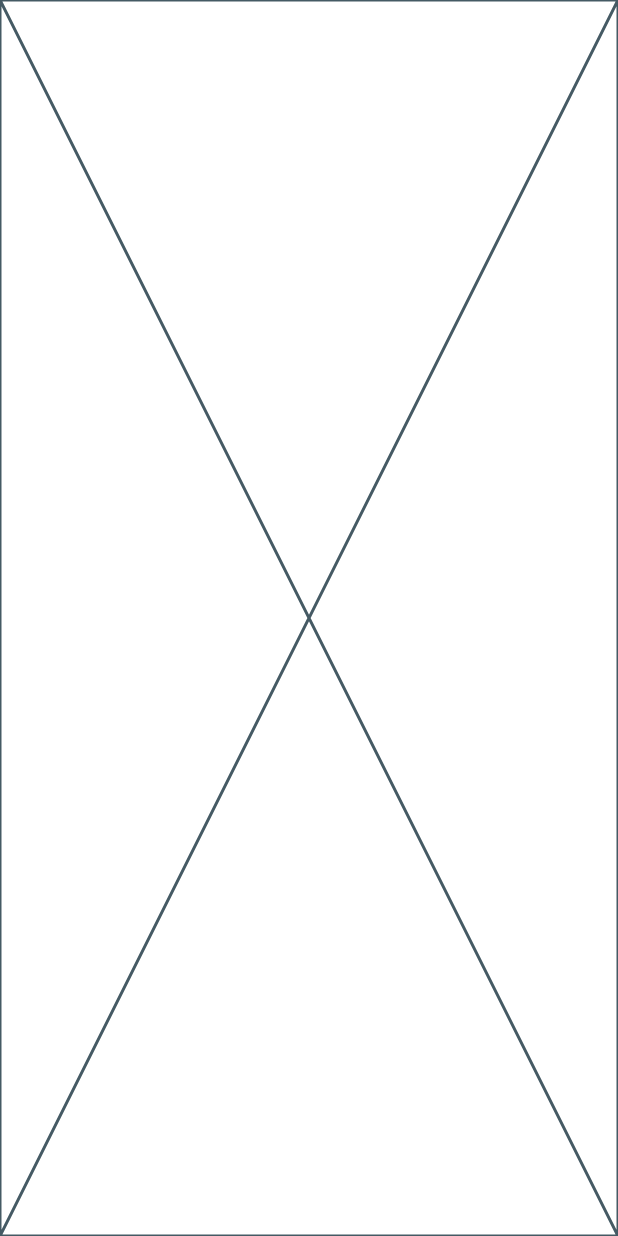
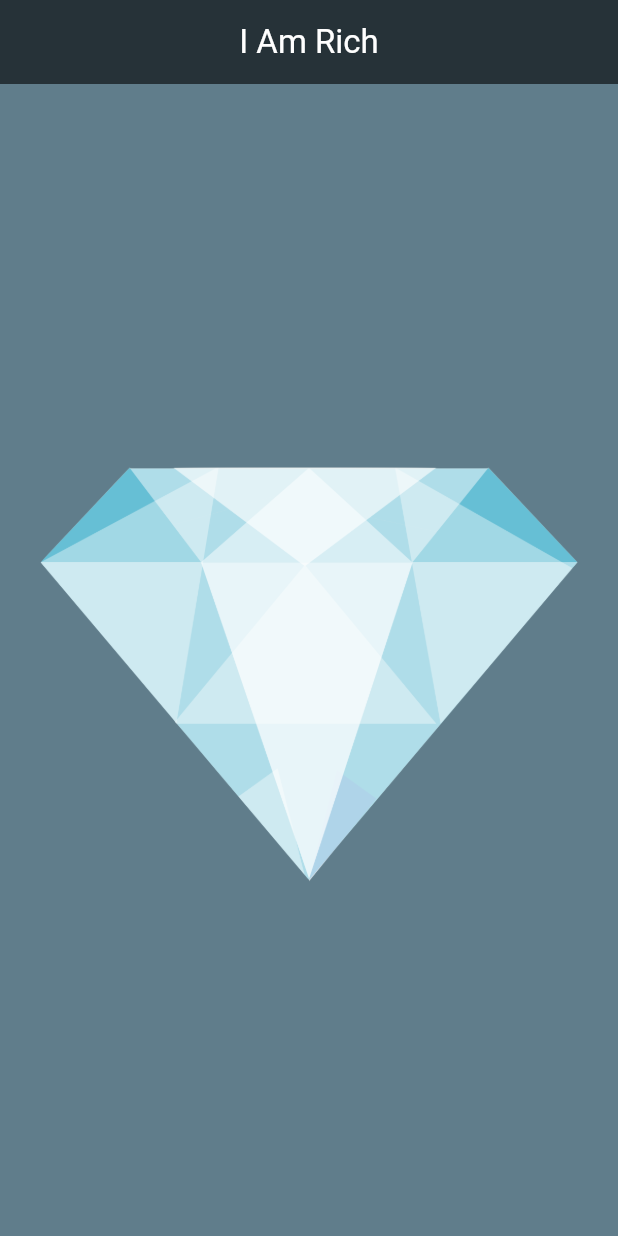
Before and after one commit to infosabbir/i_am_rich, a Flutter app: the screen it shows after launch, on a phone screen of 412 x 824 dp. Run offline on Flutter 3.47's test engine with Material 3 defaults, Android fonts, the phone set to English and light mode, and no system bars.

Commit message:
IamRich app is UI is ready

```diff
--- a/lib/main.dart
+++ b/lib/main.dart
@@ -9,6 +9,19 @@ class MyApp extends StatelessWidget {
 
   @override
   Widget build(BuildContext context) {
-    return const Placeholder();
+    return MaterialApp(
+      home: Scaffold(
+        backgroundColor: Colors.blueGrey,
+        appBar: AppBar(
+          centerTitle: true,
+          backgroundColor: Colors.blueGrey[900],
+          foregroundColor: Colors.white,
+          title: Text('I Am Rich'),
+        ),
+        body: Center(
+          child: Image.asset('images/diamond.png'),
+        ),
+      ),
+    );
   }
 }
--- a/pubspec.yaml
+++ b/pubspec.yaml
@@ -59,10 +59,8 @@ flutter:
   uses-material-design: true
 
   # To add assets to your application, add an assets section, like this:
-  # assets:
-  #   - images/a_dot_burr.jpeg
-  #   - images/a_dot_ham.jpeg
-
+  assets:
+     - images/
   # An image asset can refer to one or more resolution-specific "variants", see
   # https://flutter.dev/to/resolution-aware-images
 
```
Also changed, not shown: images/diamond.png (added).
